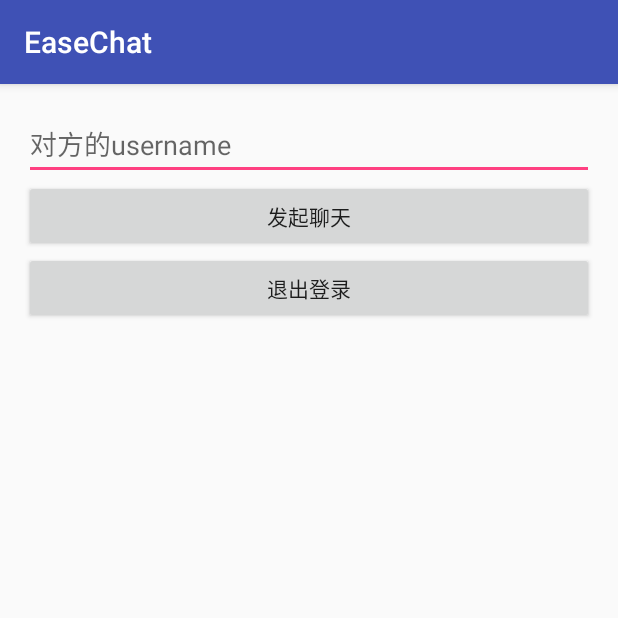
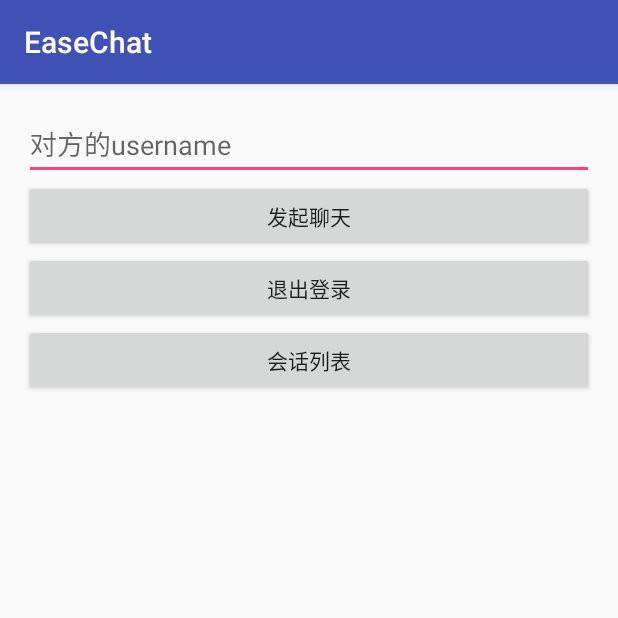
Before and after one commit to ThirdDemoList/EaseChat_easeui_demo, an Android app: the screen it shows after launch (MainActivity), on a phone screen of 412 x 824 dp, the top half of it. Run offline under Robolectric (Android 15) with nearby library versions, the phone set to English and light mode, and no system bars; 4 statements that could not run were skipped.

```diff
--- a/app/src/main/AndroidManifest.xml
+++ b/app/src/main/AndroidManifest.xml
@@ -101,6 +101,7 @@
             android:name=".ChatActivity"
             android:windowSoftInputMode="adjustResize|stateHidden">
         </activity>
+        <activity android:name=".ConversationListActivity"/>
 
         <!-- 设置环信应用的 appkey 换成自己的-->
         <meta-data
--- a/app/src/main/java/com/demo/mark/easechat_easeui_demo/ChatActivity.java
+++ b/app/src/main/java/com/demo/mark/easechat_easeui_demo/ChatActivity.java
@@ -10,7 +10,7 @@ public class ChatActivity extends AppCompatActivity {
 
     // 当前聊天的 ID
     private String mChatId;
-    private EaseChatFragment chatFragment;
+    public EaseChatFragment chatFragment;
     //环信聊天界面
     private EaseTitleBar titleBar;
 
@@ -33,9 +33,10 @@ public class ChatActivity extends AppCompatActivity {
      * 初始化界面
      */
     private void initView() {
-      /*  titleBar = (EaseTitleBar)findViewById(R.id.title_bar);
+       /* titleBar = (EaseTitleBar)findViewById(R.id.title_bar);
         titleBar.setTitle("张建国");
         titleBar.setRightImageResource(R.drawable.ease_mm_title_remove);*/
+       chatFragment.hideTitleBar();
     }
 
 
--- a/app/src/main/java/com/demo/mark/easechat_easeui_demo/MainActivity.java
+++ b/app/src/main/java/com/demo/mark/easechat_easeui_demo/MainActivity.java
@@ -22,7 +22,8 @@ public class MainActivity extends AppCompatActivity {
     private Button mStartChatBtn;
     // 退出登录
     private Button mSignOutBtn;
-
+    //会话列表
+    private Button mConversationList;
 
     @Override
     protected void onCreate(Bundle savedInstanceState) {
@@ -80,6 +81,15 @@ public class MainActivity extends AppCompatActivity {
                 signOut();
             }
         });
+
+        mConversationList = (Button) findViewById(R.id.ec_btn_conversationlist);
+        mConversationList.setOnClickListener(new View.OnClickListener() {
+            @Override
+            public void onClick(View view) {
+                Intent intent = new Intent(MainActivity.this,ConversationListActivity.class);
+                startActivity(intent);
+            }
+        });
     }
 
     /**
--- a/app/src/main/res/layout/activity_chat.xml
+++ b/app/src/main/res/layout/activity_chat.xml
@@ -4,13 +4,12 @@
     xmlns:tools="http://schemas.android.com/tools"
     android:layout_width="match_parent"
     android:layout_height="match_parent"
-    tools:context="net.melove.demo.easechat.ChatActivity">
+    tools:context="com.demo.mark.easechat_easeui_demo.ChatActivity">
 
     <!--控件集装箱，用来替换聊天界面-->
     <FrameLayout
         android:id="@+id/ec_layout_container"
         android:layout_width="match_parent"
         android:layout_height="match_parent">
-
     </FrameLayout>
 </RelativeLayout>
--- a/app/src/main/res/layout/activity_main.xml
+++ b/app/src/main/res/layout/activity_main.xml
@@ -8,7 +8,7 @@
     android:paddingLeft="@dimen/activity_horizontal_margin"
     android:paddingRight="@dimen/activity_horizontal_margin"
     android:paddingTop="@dimen/activity_vertical_margin"
-    tools:context="net.melove.demo.easechat.ECMainActivity">
+    tools:context="com.demo.mark.easechat_easeui_demo.MainActivity">
 
     <LinearLayout
         android:layout_width="match_parent"
@@ -32,5 +32,11 @@
             android:layout_width="match_parent"
             android:layout_height="wrap_content"
             android:text="退出登录"/>
+
+        <Button
+            android:id="@+id/ec_btn_conversationlist"
+            android:layout_width="match_parent"
+            android:layout_height="wrap_content"
+            android:text="会话列表"/>
     </LinearLayout>
 </RelativeLayout>
```
Also changed, not shown: app/src/main/java/com/demo/mark/easechat_easeui_demo/ConversationListActivity.java (added, +38 -0 lines), app/src/main/res/layout/layout_conversationlist.xml (added, +15 -0 lines), 2120 other files.
